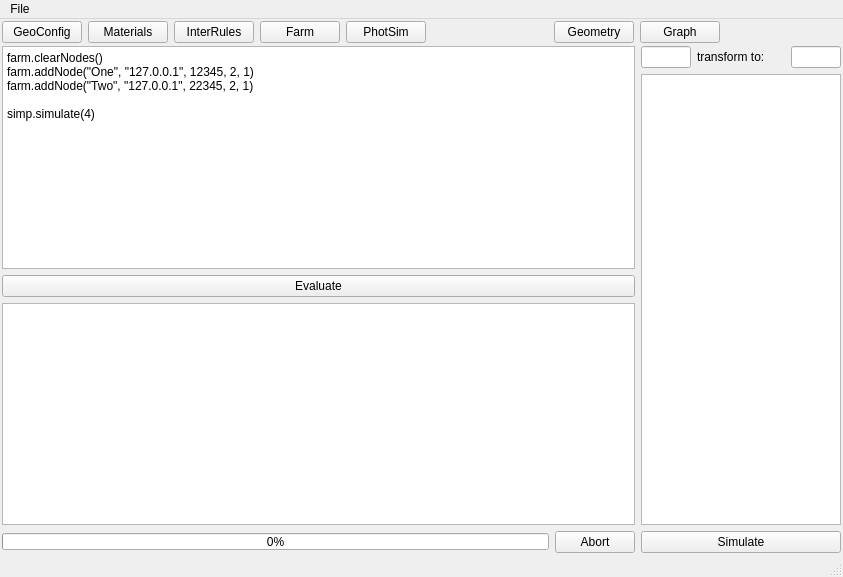
This is ants3bundle/src/ants3/gui/mainwindow.ui in andrmor/ANTS3bundle as Qt 5 draws it before an edit. The edited form follows.
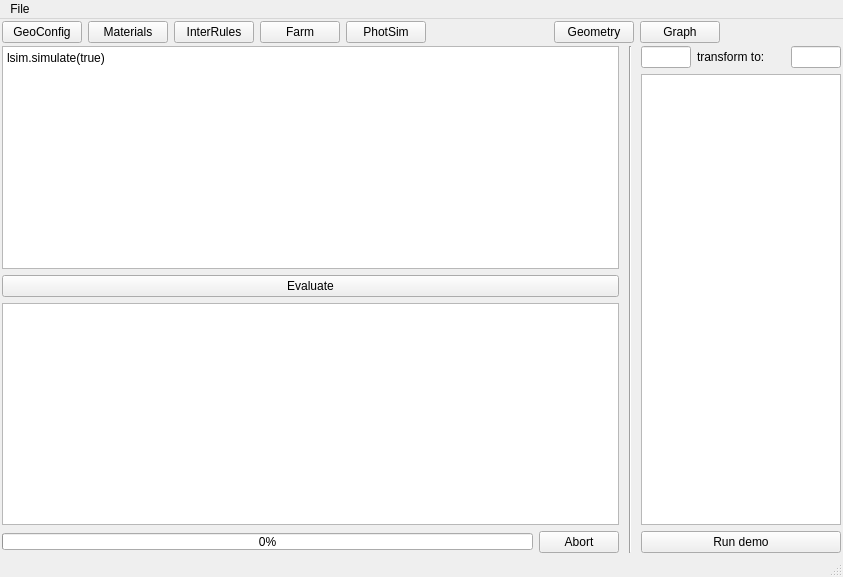
This is the edited form.

Diff of the .ui file:
```diff
--- a/ants3bundle/src/ants3/gui/mainwindow.ui
+++ b/ants3bundle/src/ants3/gui/mainwindow.ui
@@ -116,11 +116,7 @@
         <item>
          <widget class="QPlainTextEdit" name="pteScript">
           <property name="plainText">
-           <string>farm.clearNodes()
-farm.addNode(&quot;One&quot;, &quot;127.0.0.1&quot;, 12345, 2, 1)
-farm.addNode(&quot;Two&quot;, &quot;127.0.0.1&quot;, 22345, 2, 1)
-
-simp.simulate(4)</string>
+           <string>lsim.simulate(true)</string>
           </property>
          </widget>
         </item>
@@ -163,6 +159,19 @@
         </item>
        </layout>
       </item>
+      <item>
+       <widget class="Line" name="line">
+        <property name="minimumSize">
+         <size>
+          <width>10</width>
+          <height>0</height>
+         </size>
+        </property>
+        <property name="orientation">
+         <enum>Qt::Vertical</enum>
+        </property>
+       </widget>
+      </item>
       <item>
        <layout class="QVBoxLayout" name="verticalLayout_2">
         <property name="sizeConstraint">
@@ -251,7 +260,7 @@
         <item>
          <widget class="QPushButton" name="pbSimulate">
           <property name="text">
-           <string>Simulate</string>
+           <string>Run demo</string>
           </property>
          </widget>
         </item>
```
